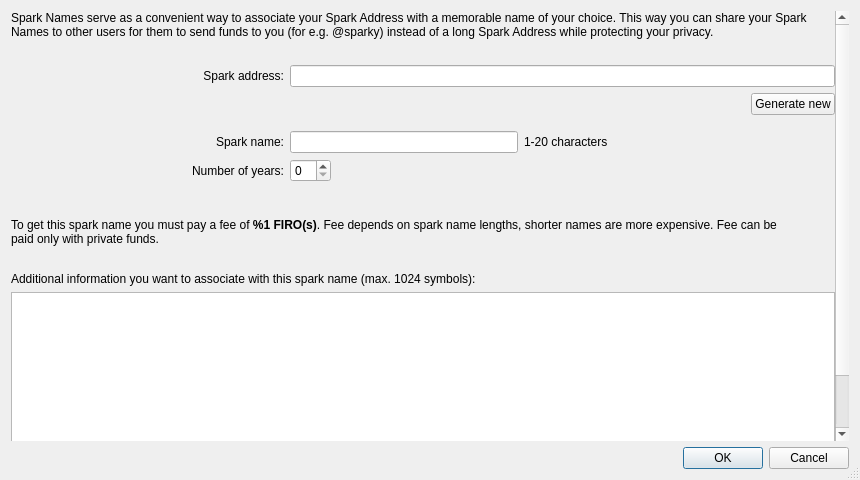
Before: the Qt Designer form src/qt/forms/createsparkname.ui in firoorg/firo, drawn with Qt 5.
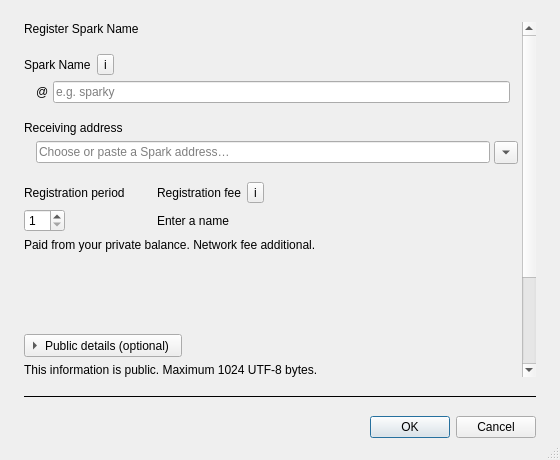
After: the same form once the commit is applied.

Commit message:
Qt: streamline Spark Name registration
Use a compact form with an existing Spark address picker, collapsible public details and accessible help. Build fee tiers from consensus parameters and keep the selected total visible. Preserve extension limits and validate address ownership.

Diff of the .ui file:
```diff
--- a/src/qt/forms/createsparkname.ui
+++ b/src/qt/forms/createsparkname.ui
@@ -9,26 +9,14 @@
    <rect>
     <x>0</x>
     <y>0</y>
-    <width>860</width>
-    <height>480</height>
+    <width>560</width>
+    <height>460</height>
    </rect>
   </property>
-  <property name="sizePolicy">
-   <sizepolicy hsizetype="Expanding" vsizetype="Expanding">
-    <horstretch>1</horstretch>
-    <verstretch>1</verstretch>
-   </sizepolicy>
-  </property>
   <property name="minimumSize">
    <size>
-    <width>480</width>
-    <height>360</height>
-   </size>
-  </property>
-  <property name="baseSize">
-   <size>
-    <width>860</width>
-    <height>480</height>
+    <width>360</width>
+    <height>320</height>
    </size>
   </property>
   <property name="windowTitle">
@@ -40,7 +28,22 @@
   <property name="modal">
    <bool>true</bool>
   </property>
-  <layout class="QVBoxLayout" name="verticalLayout_2">
+  <layout class="QVBoxLayout" name="dialogLayout">
+   <property name="spacing">
+    <number>18</number>
+   </property>
+   <property name="leftMargin">
+    <number>24</number>
+   </property>
+   <property name="topMargin">
+    <number>22</number>
+   </property>
+   <property name="rightMargin">
+    <number>24</number>
+   </property>
+   <property name="bottomMargin">
+    <number>22</number>
+   </property>
    <item>
     <widget class="QScrollArea" name="scrollArea">
      <property name="frameShape">
@@ -50,15 +53,10 @@
       <bool>true</bool>
      </property>
      <widget class="QWidget" name="scrollAreaWidgetContents">
-      <property name="geometry">
-       <rect>
-        <x>0</x>
-        <y>0</y>
-        <width>838</width>
-        <height>458</height>
-       </rect>
-      </property>
-      <layout class="QVBoxLayout" name="scrollAreaLayout">
+      <layout class="QVBoxLayout" name="formLayout">
+       <property name="spacing">
+        <number>18</number>
+       </property>
        <property name="leftMargin">
         <number>0</number>
        </property>
@@ -72,267 +70,284 @@
         <number>0</number>
        </property>
        <item>
-        <layout class="QVBoxLayout" name="verticalLayout" stretch="0,0,0,0,0,0,0,1">
-     <property name="sizeConstraint">
-      <enum>QLayout::SetDefaultConstraint</enum>
-     </property>
-     <item>
-      <layout class="QHBoxLayout" name="horizontalLayout_12">
-       <property name="bottomMargin">
-        <number>20</number>
-       </property>
-       <item>
-        <widget class="QLabel" name="label">
-         <property name="sizePolicy">
-          <sizepolicy hsizetype="Preferred" vsizetype="Expanding">
-           <horstretch>0</horstretch>
-           <verstretch>0</verstretch>
-          </sizepolicy>
-         </property>
+        <widget class="QLabel" name="titleLabel">
          <property name="text">
-          <string>Spark Names serve as a convenient way to associate your Spark Address with a memorable name of your choice. This way you can share your Spark Names to other users for them to send funds to you (for e.g. @sparky) instead of a long Spark Address while protecting your privacy.</string>
+          <string>Register Spark Name</string>
          </property>
          <property name="wordWrap">
           <bool>true</bool>
          </property>
         </widget>
        </item>
-      </layout>
-     </item>
      <item>
-      <layout class="QHBoxLayout" name="horizontalLayout_5" stretch="1,2">
+        <layout class="QVBoxLayout" name="nameLayout">
+         <property name="spacing">
+          <number>6</number>
+         </property>
        <item>
-        <layout class="QHBoxLayout" name="horizontalLayout" stretch="0,0">
-         <property name="sizeConstraint">
-          <enum>QLayout::SetDefaultConstraint</enum>
+          <layout class="QHBoxLayout" name="nameCaptionLayout">
+           <property name="spacing">
+            <number>6</number>
          </property>
          <item>
-          <spacer name="horizontalSpacer">
-           <property name="orientation">
-            <enum>Qt::Horizontal</enum>
-           </property>
-           <property name="sizeHint" stdset="0">
-            <size>
-             <width>40</width>
-             <height>20</height>
-            </size>
-           </property>
-          </spacer>
+            <widget class="QLabel" name="nameLabel">
+             <property name="text">
+              <string>Spark Name</string>
+             </property>
+             <property name="buddy">
+              <cstring>sparkNameEdit</cstring>
+             </property>
+            </widget>
          </item>
          <item>
-          <widget class="QLabel" name="label_6">
-           <property name="text">
-            <string>Spark address:</string>
-           </property>
-           <property name="alignment">
-            <set>Qt::AlignRight|Qt::AlignTrailing|Qt::AlignVCenter</set>
-           </property>
-          </widget>
-         </item>
-        </layout>
-       </item>
+            <widget class="QToolButton" name="nameHelpButton">
+             <property name="focusPolicy">
+              <enum>Qt::StrongFocus</enum>
+             </property>
+             <property name="accessibleName">
+              <string>About Spark Names</string>
+             </property>
+             <property name="text">
+              <string notr="true">i</string>
+             </property>
+            </widget>
+           </item>
        <item>
-        <widget class="QLineEdit" name="sparkAddressEdit"/>
-       </item>
-      </layout>
-     </item>
-     <item>
-      <layout class="QHBoxLayout" name="horizontalLayout_6">
-       <property name="bottomMargin">
-        <number>10</number>
-       </property>
-       <item>
-        <spacer name="horizontalSpacer_2">
+            <spacer name="nameCaptionSpacer">
          <property name="orientation">
           <enum>Qt::Horizontal</enum>
          </property>
-         <property name="sizeHint" stdset="0">
+             <property name="sizeHint">
           <size>
-           <width>40</width>
-           <height>20</height>
+               <width>0</width>
+               <height>0</height>
           </size>
          </property>
         </spacer>
        </item>
-       <item>
-        <widget class="QPushButton" name="generateButton">
-         <property name="text">
-          <string>Generate new</string>
-         </property>
-        </widget>
-       </item>
       </layout>
      </item>
      <item>
-      <layout class="QHBoxLayout" name="horizontalLayout_7" stretch="1,2">
-       <item>
-        <layout class="QHBoxLayout" name="horizontalLayout_2">
-         <property name="sizeConstraint">
-          <enum>QLayout::SetFixedSize</enum>
-         </property>
-         <item>
-          <spacer name="horizontalSpacer_3">
-           <property name="orientation">
-            <enum>Qt::Horizontal</enum>
-           </property>
-           <property name="sizeHint" stdset="0">
-            <size>
-             <width>40</width>
-             <height>20</height>
-            </size>
-           </property>
-          </spacer>
-         </item>
+          <widget class="QFrame" name="nameField">
+           <layout class="QHBoxLayout" name="nameFieldLayout">
+            <property name="spacing">
+             <number>4</number>
+            </property>
+            <property name="leftMargin">
+             <number>12</number>
+            </property>
+            <property name="topMargin">
+             <number>0</number>
+            </property>
+            <property name="rightMargin">
+             <number>12</number>
+            </property>
+            <property name="bottomMargin">
+             <number>0</number>
+            </property>
          <item>
-          <widget class="QLabel" name="label_2">
+             <widget class="QLabel" name="namePrefix">
            <property name="text">
-            <string>Spark name:</string>
-           </property>
-           <property name="alignment">
-            <set>Qt::AlignRight|Qt::AlignTrailing|Qt::AlignVCenter</set>
-           </property>
+               <string notr="true">@</string>
+              </property>
+             </widget>
+            </item>
+            <item>
+             <widget class="QLineEdit" name="sparkNameEdit">
+              <property name="placeholderText">
+               <string>e.g. sparky</string>
+              </property>
+              <property name="accessibleName">
+               <string>Spark Name</string>
+              </property>
           </widget>
          </item>
         </layout>
-       </item>
+          </widget>
+         </item>
+        </layout>
+       </item>
        <item>
-        <layout class="QHBoxLayout" name="horizontalLayout_3">
+        <layout class="QVBoxLayout" name="addressLayout">
+         <property name="spacing">
+          <number>6</number>
+         </property>
          <item>
-          <widget class="QLineEdit" name="sparkNameEdit"/>
+          <widget class="QLabel" name="addressLabel">
+           <property name="text">
+            <string>Receiving address</string>
+           </property>
+           <property name="buddy">
+            <cstring>sparkAddressEdit</cstring>
+           </property>
+          </widget>
          </item>
          <item>
-          <widget class="QLabel" name="label_3">
-           <property name="text">
-            <string>1-20 characters</string>
-           </property>
+          <widget class="QFrame" name="addressField">
+           <layout class="QHBoxLayout" name="addressFieldLayout">
+            <property name="spacing">
+             <number>4</number>
+            </property>
+            <property name="leftMargin">
+             <number>12</number>
+            </property>
+            <property name="topMargin">
+             <number>0</number>
+            </property>
+            <property name="rightMargin">
+             <number>4</number>
+            </property>
+            <property name="bottomMargin">
+             <number>0</number>
+            </property>
+            <item>
+             <widget class="QLineEdit" name="sparkAddressEdit">
+              <property name="placeholderText">
+               <string>Choose or paste a Spark address…</string>
+              </property>
+              <property name="accessibleName">
+               <string>Receiving Spark address</string>
+              </property>
+              <property name="toolTip">
+               <string>Use a Spark address that belongs to this wallet.</string>
+              </property>
           </widget>
          </item>
          <item>
-          <spacer name="horizontalSpacer_4">
-           <property name="orientation">
-            <enum>Qt::Horizontal</enum>
-           </property>
-           <property name="sizeHint" stdset="0">
-            <size>
-             <width>40</width>
-             <height>20</height>
-            </size>
-           </property>
-          </spacer>
-         </item>
-        </layout>
+             <widget class="QToolButton" name="addressOptionsButton">
+              <property name="focusPolicy">
+               <enum>Qt::StrongFocus</enum>
+              </property>
+              <property name="accessibleName">
+               <string>Choose a Spark address</string>
+              </property>
+              <property name="toolTip">
+               <string>Choose an existing address, generate a new one, or paste an address.</string>
+              </property>
+              <property name="popupMode">
+               <enum>QToolButton::InstantPopup</enum>
+              </property>
+              <property name="arrowType">
+               <enum>Qt::DownArrow</enum>
+              </property>
+             </widget>
+            </item>
+           </layout>
+          </widget>
        </item>
       </layout>
      </item>
      <item>
-      <layout class="QHBoxLayout" name="horizontalLayout_8" stretch="1,2">
-       <property name="bottomMargin">
-        <number>30</number>
-       </property>
-       <item>
-        <layout class="QHBoxLayout" name="horizontalLayout_9">
-         <item>
-          <spacer name="horizontalSpacer_5">
-           <property name="orientation">
-            <enum>Qt::Horizontal</enum>
-           </property>
-           <property name="sizeHint" stdset="0">
-            <size>
-             <width>40</width>
-             <height>20</height>
-            </size>
+        <layout class="QGridLayout" name="feeLayout" columnstretch="0,1">
+         <property name="horizontalSpacing">
+          <number>32</number>
+         </property>
+         <property name="verticalSpacing">
+          <number>6</number>
+         </property>
+         <item row="0" column="0">
+          <widget class="QLabel" name="periodLabel">
+           <property name="text">
+            <string>Registration period</string>
            </property>
-          </spacer>
+           <property name="wordWrap">
+            <bool>true</bool>
+           </property>
+           <property name="buddy">
+            <cstring>numberOfYearsEdit</cstring>
+           </property>
+          </widget>
          </item>
+         <item row="0" column="1">
+          <layout class="QHBoxLayout" name="feeCaptionLayout">
+           <property name="spacing">
+            <number>6</number>
+           </property>
          <item>
-          <widget class="QLabel" name="label_5">
+            <widget class="QLabel" name="feeLabel">
            <property name="text">
-            <string>Number of years:</string>
-           </property>
-           <property name="alignment">
-            <set>Qt::AlignRight|Qt::AlignTrailing|Qt::AlignVCenter</set>
+              <string>Registration fee</string>
+             </property>
+             <property name="wordWrap">
+              <bool>true</bool>
            </property>
           </widget>
          </item>
-        </layout>
-       </item>
        <item>
-        <layout class="QHBoxLayout" name="horizontalLayout_10">
-         <item>
-          <widget class="QSpinBox" name="numberOfYearsEdit"/>
+            <widget class="QToolButton" name="feeHelpButton">
+             <property name="focusPolicy">
+              <enum>Qt::StrongFocus</enum>
+             </property>
+             <property name="accessibleName">
+              <string>About registration fees</string>
+             </property>
+             <property name="text">
+              <string notr="true">i</string>
+             </property>
+            </widget>
          </item>
          <item>
-          <spacer name="horizontalSpacer_6">
+            <spacer name="feeCaptionSpacer">
            <property name="orientation">
             <enum>Qt::Horizontal</enum>
            </property>
-           <property name="sizeHint" stdset="0">
+             <property name="sizeHint">
             <size>
-             <width>40</width>
-             <height>20</height>
+               <width>0</width>
+               <height>0</height>
             </size>
            </property>
           </spacer>
          </item>
         </layout>
        </item>
-      </layout>
-     </item>
-     <item>
-      <layout class="QHBoxLayout" name="horizontalLayout_11" stretch="1,0">
-       <property name="bottomMargin">
-        <number>20</number>
-       </property>
-       <item>
+         <item row="1" column="0" alignment="Qt::AlignLeft">
+          <widget class="QSpinBox" name="numberOfYearsEdit">
+           <property name="minimum">
+            <number>1</number>
+           </property>
+           <property name="maximum">
+            <number>15</number>
+           </property>
+           <property name="accessibleName">
+            <string>Registration period in years</string>
+           </property>
+          </widget>
+         </item>
+         <item row="1" column="1">
         <widget class="QLabel" name="feeTextLabel">
-         <property name="sizePolicy">
-          <sizepolicy hsizetype="Expanding" vsizetype="Preferred">
-           <horstretch>0</horstretch>
-           <verstretch>0</verstretch>
-          </sizepolicy>
-         </property>
-         <property name="minimumSize">
-          <size>
-           <width>0</width>
-           <height>0</height>
-          </size>
-         </property>
-         <property name="textFormat">
-          <enum>Qt::RichText</enum>
-         </property>
+           <property name="text">
+            <string>Enter a name</string>
+           </property>
+           <property name="wordWrap">
+            <bool>true</bool>
+           </property>
+          </widget>
+         </item>
+         <item row="2" column="0" colspan="2">
+          <widget class="QLabel" name="feeHintLabel">
          <property name="text">
-          <string>&lt;html&gt;&lt;head/&gt;&lt;body&gt;&lt;p&gt;To get this spark name you must pay a fee of &lt;span style=&quot; font-weight:600;&quot;&gt;%1 FIRO(s)&lt;/span&gt;. Fee depends on spark name lengths, shorter names are more expensive. Fee can be paid only with private funds.&lt;/p&gt;&lt;/body&gt;&lt;/html&gt;</string>         </property>
+            <string>Paid from your private balance. Network fee additional.</string>
+           </property>
          <property name="wordWrap">
           <bool>true</bool>
          </property>
         </widget>
        </item>
+        </layout>
+       </item>
        <item>
-        <layout class="QHBoxLayout" name="horizontalLayout_warning">
-         <property name="sizeConstraint">
-          <enum>QLayout::SetMinimumSize</enum>
+        <widget class="QLabel" name="expiryLabel">
+         <property name="text">
+          <string/>
          </property>
-         <item>
-          <spacer name="horizontalSpacer_warn">
-           <property name="orientation">
-            <enum>Qt::Horizontal</enum>
-           </property>
-           <property name="sizeHint" stdset="0">
-            <size>
-             <width>20</width>
-             <height>20</height>
-            </size>
-           </property>
-          </spacer>
+         <property name="wordWrap">
+          <bool>true</bool>
+         </property>
+        </widget>
          </item>
          <item>
           <widget class="QLabel" name="balanceWarningLabel">
-           <property name="sizePolicy">
-            <sizepolicy hsizetype="Minimum" vsizetype="Preferred">
-             <horstretch>0</horstretch>
-             <verstretch>0</verstretch>
-            </sizepolicy>
-           </property>
            <property name="text">
             <string/>
            </property>
@@ -344,55 +359,108 @@
            </property>
           </widget>
          </item>
-        </layout>
-       </item>
-      </layout>
-     </item>
      <item>
-      <layout class="QHBoxLayout" name="horizontalLayout_13">
-       <item>
-        <widget class="QLabel" name="label_7">
+        <layout class="QVBoxLayout" name="detailsLayout">
+         <property name="spacing">
+          <number>6</number>
+         </property>
+         <item alignment="Qt::AlignLeft">
+          <widget class="QToolButton" name="detailsButton">
          <property name="text">
-          <string>Additional information you want to associate with this spark name (max. 1024 symbols):</string>
+            <string>Public details (optional)</string>
+           </property>
+           <property name="checkable">
+            <bool>true</bool>
+           </property>
+           <property name="toolButtonStyle">
+            <enum>Qt::ToolButtonTextBesideIcon</enum>
+           </property>
+           <property name="arrowType">
+            <enum>Qt::RightArrow</enum>
          </property>
         </widget>
        </item>
-      </layout>
-     </item>
      <item>
-      <layout class="QHBoxLayout" name="horizontalLayout_14">
+          <widget class="QWidget" name="detailsWidget" native="true">
+           <layout class="QVBoxLayout" name="detailsContentsLayout">
+            <property name="spacing">
+             <number>6</number>
+            </property>
+            <property name="leftMargin">
+             <number>0</number>
+            </property>
+            <property name="topMargin">
+             <number>0</number>
+            </property>
+            <property name="rightMargin">
+             <number>0</number>
+            </property>
        <property name="bottomMargin">
-        <number>20</number>
-       </property>
+             <number>0</number>
+            </property>
+            <item>
+             <widget class="QLabel" name="detailsHintLabel">
+              <property name="text">
+               <string>This information is public. Maximum 1024 UTF-8 bytes.</string>
+              </property>
+              <property name="wordWrap">
+               <bool>true</bool>
+              </property>
+             </widget>
+            </item>
        <item>
         <widget class="QTextEdit" name="additionalInfoEdit">
          <property name="minimumSize">
           <size>
            <width>0</width>
-           <height>50</height>
+                <height>80</height>
           </size>
          </property>
          <property name="maximumSize">
           <size>
            <width>16777215</width>
-           <height>16777215</height>
-          </size>
-         </property>
+                <height>120</height>
+               </size>
+              </property>
+              <property name="acceptRichText">
+               <bool>false</bool>
+              </property>
+              <property name="accessibleName">
+               <string>Public details</string>
+              </property>
         </widget>
        </item>
       </layout>
+          </widget>
      </item>
         </layout>
        </item>
+       <item>
+        <spacer name="bottomSpacer">
+         <property name="orientation">
+          <enum>Qt::Vertical</enum>
+         </property>
+         <property name="sizeHint">
+          <size>
+           <width>0</width>
+           <height>0</height>
+          </size>
+         </property>
+        </spacer>
+       </item>
       </layout>
      </widget>
     </widget>
    </item>
+   <item>
+    <widget class="QFrame" name="divider">
+     <property name="frameShape">
+      <enum>QFrame::HLine</enum>
+     </property>
+    </widget>
+   </item>
    <item>
     <widget class="QDialogButtonBox" name="buttonBox">
-     <property name="orientation">
-      <enum>Qt::Horizontal</enum>
-     </property>
      <property name="standardButtons">
       <set>QDialogButtonBox::Cancel|QDialogButtonBox::Ok</set>
      </property>
```
Left out of the diff: 36 changed lines with no effect on the pictures. Lines whose indentation alone changed are shown as unchanged. The commit also changes 4 other files.
